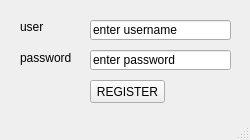
Above: ui/register.ui from thanhtranarch/HUST_PROJECT-I before the change. Below: the same form after it.
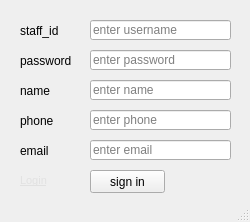
That is the form after the change.

Commit message: 250518 - UPDATE LOGIN AND REGISTER

Diff of the .ui file:
```diff
--- a/ui/register.ui
+++ b/ui/register.ui
@@ -7,7 +7,7 @@
     <x>0</x>
     <y>0</y>
     <width>250</width>
-    <height>140</height>
+    <height>222</height>
    </rect>
   </property>
   <property name="windowTitle">
@@ -18,13 +18,13 @@
     <property name="geometry">
      <rect>
       <x>90</x>
-      <y>80</y>
+      <y>170</y>
       <width>75</width>
       <height>23</height>
      </rect>
     </property>
     <property name="text">
-     <string>REGISTER</string>
+     <string>sign in</string>
     </property>
    </widget>
    <widget class="QLineEdit" name="register_user">
@@ -37,6 +37,9 @@
      </rect>
     </property>
     <property name="text">
+     <string/>
+    </property>
+    <property name="placeholderText">
      <string>enter username</string>
     </property>
    </widget>
@@ -46,11 +49,11 @@
       <x>20</x>
       <y>20</y>
       <width>47</width>
-      <height>14</height>
+      <height>21</height>
      </rect>
     </property>
     <property name="text">
-     <string>user</string>
+     <string>staff_id</string>
     </property>
    </widget>
    <widget class="QLineEdit" name="register_password">
@@ -63,6 +66,9 @@
      </rect>
     </property>
     <property name="text">
+     <string/>
+    </property>
+    <property name="placeholderText">
      <string>enter password</string>
     </property>
    </widget>
@@ -72,13 +78,128 @@
       <x>20</x>
       <y>50</y>
       <width>61</width>
-      <height>16</height>
+      <height>21</height>
      </rect>
     </property>
     <property name="text">
      <string>password</string>
     </property>
    </widget>
+   <widget class="QLabel" name="login_label">
+    <property name="geometry">
+     <rect>
+      <x>20</x>
+      <y>170</y>
+      <width>41</width>
+      <height>21</height>
+     </rect>
+    </property>
+    <property name="font">
+     <font>
+      <underline>true</underline>
+     </font>
+    </property>
+    <property name="mouseTracking">
+     <bool>true</bool>
+    </property>
+    <property name="text">
+     <string>&lt;!DOCTYPE HTML PUBLIC &quot;-//W3C//DTD HTML 4.0//EN&quot; &quot;http://www.w3.org/TR/REC-html40/strict.dtd&quot;&gt;
+&lt;html&gt;&lt;head&gt;&lt;meta name=&quot;qrichtext&quot; content=&quot;1&quot; /&gt;&lt;style type=&quot;text/css&quot;&gt;
+p, li { white-space: pre-wrap; }
+&lt;/style&gt;&lt;/head&gt;&lt;body style=&quot; font-family:'MS Shell Dlg 2'; font-size:8pt; font-weight:400; font-style:normal;&quot;&gt;
+&lt;p style=&quot; margin-top:12px; margin-bottom:12px; margin-left:0px; margin-right:0px; -qt-block-indent:0; text-indent:0px;&quot;&gt;&lt;a href=&quot;#&quot;&gt;&lt;span style=&quot; text-decoration: underline; color:#e1e1e1;&quot;&gt;Login&lt;/span&gt;&lt;/a&gt;&lt;/p&gt;&lt;/body&gt;&lt;/html&gt;</string>
+    </property>
+    <property name="textFormat">
+     <enum>Qt::RichText</enum>
+    </property>
+   </widget>
+   <widget class="QLabel" name="label_3">
+    <property name="geometry">
+     <rect>
+      <x>20</x>
+      <y>140</y>
+      <width>61</width>
+      <height>21</height>
+     </rect>
+    </property>
+    <property name="text">
+     <string>email</string>
+    </property>
+   </widget>
+   <widget class="QLineEdit" name="staff_email">
+    <property name="geometry">
+     <rect>
+      <x>90</x>
+      <y>140</y>
+      <width>141</width>
+      <height>20</height>
+     </rect>
+    </property>
+    <property name="text">
+     <string/>
+    </property>
+    <property name="placeholderText">
+     <string>enter email</string>
+    </property>
+   </widget>
+   <widget class="QLineEdit" name="staff_phone">
+    <property name="geometry">
+     <rect>
+      <x>90</x>
+      <y>110</y>
+      <width>141</width>
+      <height>20</height>
+     </rect>
+    </property>
+    <property name="text">
+     <string/>
+    </property>
+    <property name="placeholderText">
+     <string>enter phone</string>
+    </property>
+   </widget>
+   <widget class="QLabel" name="user_label_2">
+    <property name="geometry">
+     <rect>
+      <x>20</x>
+      <y>110</y>
+      <width>47</width>
+      <height>21</height>
+     </rect>
+    </property>
+    <property name="text">
+     <string>phone</string>
+    </property>
+   </widget>
+   <widget class="QLabel" name="user_label_3">
+    <property name="geometry">
+     <rect>
+      <x>20</x>
+      <y>80</y>
+      <width>47</width>
+      <height>21</height>
+     </rect>
+    </property>
+    <property name="text">
+     <string>name</string>
+    </property>
+   </widget>
+   <widget class="QLineEdit" name="staff_name">
+    <property name="geometry">
+     <rect>
+      <x>90</x>
+      <y>80</y>
+      <width>141</width>
+      <height>20</height>
+     </rect>
+    </property>
+    <property name="text">
+     <string/>
+    </property>
+    <property name="placeholderText">
+     <string>enter name</string>
+    </property>
+   </widget>
   </widget>
   <widget class="QStatusBar" name="statusbar"/>
  </widget>
```
Left out of the diff: 12 changed lines with no effect on the pictures. The commit also changes 6 other files.
